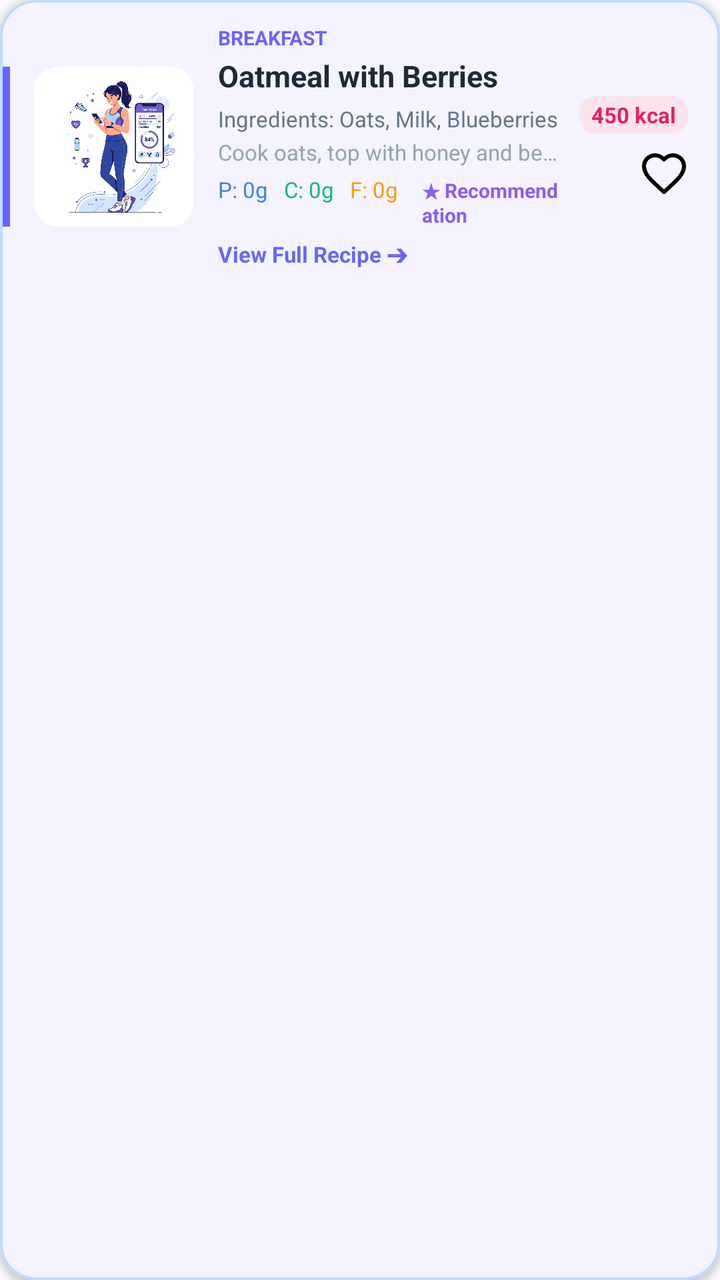
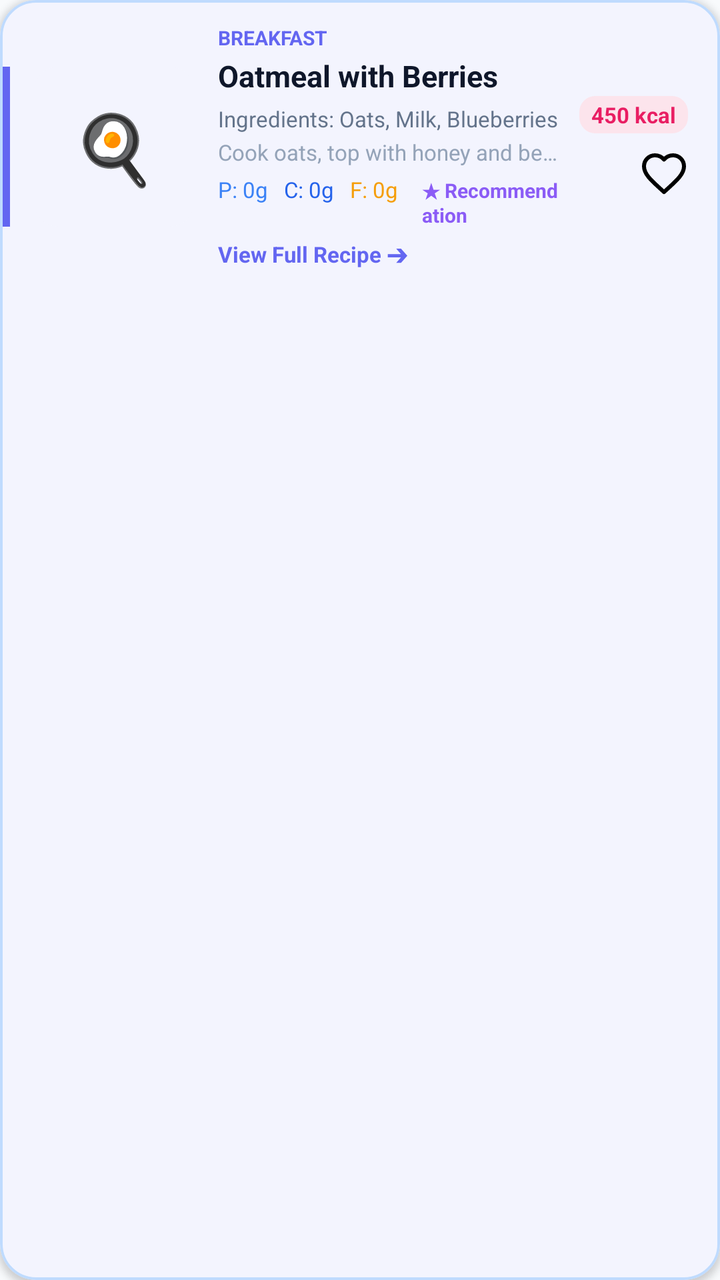

Before-and-after screenshots of an Android layout around one commit, followed by the original layout XML and the change that was made.
<!-- AndroidManifest.xml: application theme Theme.FitnessApp -->
<!-- res/layout/item_meal.xml -->
<?xml version="1.0" encoding="utf-8"?>
<com.google.android.material.card.MaterialCardView xmlns:android="http://schemas.android.com/apk/res/android"
    xmlns:app="http://schemas.android.com/apk/res-auto"
    android:layout_width="match_parent"
    android:layout_height="wrap_content"
    app:cardCornerRadius="18dp"
    app:cardElevation="2dp"
    app:strokeColor="#BFDBFE"
    app:strokeWidth="1.2dp"
    android:layout_marginHorizontal="12dp"
    android:layout_marginVertical="8dp"
    app:cardBackgroundColor="@color/white"
    android:clickable="true"
    android:focusable="true"
    android:foreground="?android:attr/selectableItemBackground">

    <LinearLayout
        android:layout_width="match_parent"
        android:layout_height="wrap_content"
        android:orientation="horizontal"
        android:gravity="center_vertical">

        
        <View
            android:id="@+id/vMealAccentStripe"
            android:layout_width="5dp"
            android:layout_height="80dp"
            android:background="@color/primary"
            android:layout_gravity="center_vertical" />

        
        <com.google.android.material.card.MaterialCardView
            android:layout_width="80dp"
            android:layout_height="80dp"
            android:layout_margin="12dp"
            app:cardCornerRadius="12dp"
            app:strokeWidth="0dp"
            app:cardElevation="0dp">
            <ImageView
                android:id="@+id/ivMealImage"
                android:layout_width="match_parent"
                android:layout_height="match_parent"
                android:scaleType="centerCrop"
                android:src="@drawable/onboarding_1" />
        </com.google.android.material.card.MaterialCardView>

        
        <LinearLayout
            android:layout_width="0dp"
            android:layout_height="wrap_content"
            android:layout_weight="1"
            android:orientation="vertical"
            android:layout_marginVertical="12dp">

            <TextView
                android:id="@+id/tvMealType"
                android:layout_width="wrap_content"
                android:layout_height="wrap_content"
                android:text="BREAKFAST"
                android:textColor="@color/primary"
                android:textSize="10sp"
                android:textStyle="bold" />

            <TextView
                android:id="@+id/tvMealName"
                android:layout_width="wrap_content"
                android:layout_height="wrap_content"
                android:text="Oatmeal with Berries"
                android:textColor="@color/black"
                android:textSize="15sp"
                android:textStyle="bold"
                android:layout_marginTop="2dp"
                android:maxLines="1"
                android:ellipsize="end" />

            <TextView
                android:id="@+id/tvMealIngredients"
                android:layout_width="wrap_content"
                android:layout_height="wrap_content"
                android:text="Ingredients: Oats, Milk, Blueberries"
                android:textColor="@color/gray"
                android:textSize="11sp"
                android:layout_marginTop="4dp"
                android:maxLines="1"
                android:ellipsize="end" />

            <TextView
                android:id="@+id/tvMealDesc"
                android:layout_width="wrap_content"
                android:layout_height="wrap_content"
                android:text="Cook oats, top with honey and berries."
                android:textColor="@color/light_gray"
                android:textSize="11sp"
                android:layout_marginTop="2dp"
                android:maxLines="1"
                android:ellipsize="end" />

            
            <LinearLayout
                android:layout_width="match_parent"
                android:layout_height="wrap_content"
                android:orientation="horizontal"
                android:layout_marginTop="4dp">

                <TextView
                    android:id="@+id/tvMealProt"
                    android:layout_width="wrap_content"
                    android:layout_height="wrap_content"
                    android:textColor="#3B82F6"
                    android:textSize="11sp"
                    android:text="P: 0g" />

                <TextView
                    android:id="@+id/tvMealCarbs"
                    android:layout_width="wrap_content"
                    android:layout_height="wrap_content"
                    android:layout_marginStart="8dp"
                    android:textColor="#10B981"
                    android:textSize="11sp"
                    android:text="C: 0g" />

                <TextView
                    android:id="@+id/tvMealFat"
                    android:layout_width="wrap_content"
                    android:layout_height="wrap_content"
                    android:layout_marginStart="8dp"
                    android:textColor="#F59E0B"
                    android:textSize="11sp"
                    android:text="F: 0g" />

                <TextView
                    android:id="@+id/tvMealAiRec"
                    android:layout_width="wrap_content"
                    android:layout_height="wrap_content"
                    android:layout_marginStart="12dp"
                    android:textColor="#8B5CF6"
                    android:textSize="10sp"
                    android:textStyle="bold"
                    android:text="★ Recommendation" />
            </LinearLayout>

            
            <TextView
                android:id="@+id/btnViewFullRecipe"
                android:layout_width="wrap_content"
                android:layout_height="wrap_content"
                android:layout_marginTop="6dp"
                android:text="View Full Recipe ➔"
                android:textColor="@color/primary"
                android:textSize="11sp"
                android:textStyle="bold" />


        </LinearLayout>

        
        <LinearLayout
            android:layout_width="wrap_content"
            android:layout_height="match_parent"
            android:orientation="vertical"
            android:gravity="end|center_vertical"
            android:layout_marginEnd="16dp"
            android:layout_marginStart="8dp">

            <TextView
                android:id="@+id/tvMealCalories"
                android:layout_width="wrap_content"
                android:layout_height="wrap_content"
                android:text="450 kcal"
                android:textColor="#E91E63"
                android:textSize="11sp"
                android:textStyle="bold"
                android:background="@drawable/bg_badge_calories"
                android:paddingHorizontal="6dp"
                android:paddingVertical="2dp"
                android:layout_gravity="end" />

            <FrameLayout
                android:layout_width="wrap_content"
                android:layout_height="wrap_content"
                android:layout_marginTop="8dp">

                <ImageView
                    android:id="@+id/ivMealFavorite"
                    android:layout_width="24dp"
                    android:layout_height="24dp"
                    android:src="@drawable/ic_heart_fav"
                    android:clickable="true"
                    android:focusable="true"
                    android:background="?android:attr/selectableItemBackgroundBorderless"
                    android:contentDescription="Favorite icon" />

                <ImageView
                    android:id="@+id/ivDeleteMeal"
                    android:layout_width="22dp"
                    android:layout_height="22dp"
                    android:src="@android:drawable/ic_menu_delete"
                    android:visibility="gone"
                    android:clickable="true"
                    android:focusable="true"
                    android:background="?android:attr/selectableItemBackgroundBorderless"
                    android:contentDescription="Delete logged food"
                    app:tint="#EF4444" />
            </FrameLayout>

        </LinearLayout>
    </LinearLayout>

</com.google.android.material.card.MaterialCardView>
<!-- resources referenced by this layout -->
<resources>
  <color name="black">#1E293B</color>
  <color name="gray">#64748B</color>
  <color name="light_gray">#94A3B8</color>
  <color name="primary">#6C63FF</color>
  <color name="white">#FFFFFF</color>
  <!-- drawable bg_badge_calories (drawable) -->
  <shape xmlns:android="http://schemas.android.com/apk/res/android"
      android:shape="rectangle">
      <solid android:color="#FCE4EC" />
      <corners android:radius="8dp" />
  </shape>
  <!-- drawable ic_heart_fav (drawable) -->
  <vector xmlns:android="http://schemas.android.com/apk/res/android"
      android:width="24dp"
      android:height="24dp"
      android:viewportWidth="24"
      android:viewportHeight="24">
    <path
        android:fillColor="#00000000"
        android:strokeColor="#FF000000"
        android:strokeWidth="2"
        android:strokeLineCap="round"
        android:strokeLineJoin="round"
        android:pathData="M12,21.35l-1.45,-1.32C5.4,15.36 2,12.28 2,8.5 2,5.42 4.42,3 7.5,3c1.74,0 3.41,0.81 4.5,2.09C13.09,3.81 14.76,3 16.5,3 19.58,3 22,5.42 22,8.5c0,3.78 -3.4,6.86 -8.55,11.54L12,21.35z"/>
  </vector>
  <!-- drawable onboarding_1: png bitmap (drawable, 358270 bytes) -->
  <style name="Theme.FitnessApp" parent="Theme.Material3.DayNight.NoActionBar">
          
          <item name="colorPrimary">@color/primary</item>
          <item name="colorPrimaryVariant">@color/primary_variant</item>
          <item name="colorSecondary">@color/secondary</item>
          <item name="android:statusBarColor">?attr/colorSurface</item>
          <item name="android:windowLightStatusBar">true</item>
          <item name="android:windowBackground">@color/background_color</item>
          <item name="colorSurface">@color/white</item>
          <item name="colorOnSurface">@color/black</item>
          <item name="colorOnBackground">@color/black</item>
      </style>
  <color name="primary_variant">#4CC9F0</color>
  <color name="secondary">#3B82F6</color>
  <color name="background_color">#F8FAFC</color>
</resources>

<!-- the commit's change to res/layout/item_meal.xml (unified diff, before → after) -->
@@ -36,12 +36,25 @@
             app:cardCornerRadius="12dp"
             app:strokeWidth="0dp"
             app:cardElevation="0dp">
-            <ImageView
-                android:id="@+id/ivMealImage"
+            <FrameLayout
                 android:layout_width="match_parent"
-                android:layout_height="match_parent"
-                android:scaleType="centerCrop"
-                android:src="@drawable/onboarding_1" />
+                android:layout_height="match_parent">
+                <ImageView
+                    android:id="@+id/ivMealImage"
+                    android:layout_width="match_parent"
+                    android:layout_height="match_parent"
+                    android:scaleType="centerCrop"
+                    android:visibility="gone" />
+                <TextView
+                    android:id="@+id/tvMealEmoji"
+                    android:layout_width="match_parent"
+                    android:layout_height="match_parent"
+                    android:gravity="center"
+                    android:textSize="34sp"
+                    android:textColor="@color/black"
+                    android:text="🍳"
+                    android:visibility="visible" />
+            </FrameLayout>
         </com.google.android.material.card.MaterialCardView>
 
         
@@ -115,7 +128,7 @@
                     android:layout_width="wrap_content"
                     android:layout_height="wrap_content"
                     android:layout_marginStart="8dp"
-                    android:textColor="#10B981"
+                    android:textColor="#2563EB"
                     android:textSize="11sp"
                     android:text="C: 0g" />
 
<!-- resource entries referenced after the edit -->
@@ -1,9 +1,9 @@
 <!-- resources referenced by this layout -->
 <resources>
-  <color name="black">#1E293B</color>
+  <color name="black">#0F172A</color>
   <color name="gray">#64748B</color>
   <color name="light_gray">#94A3B8</color>
-  <color name="primary">#6C63FF</color>
+  <color name="primary">#6366F1</color>
   <color name="white">#FFFFFF</color>
   <!-- drawable bg_badge_calories (drawable) -->
   <shape xmlns:android="http://schemas.android.com/apk/res/android"
@@ -25,7 +25,6 @@
         android:strokeLineJoin="round"
         android:pathData="M12,21.35l-1.45,-1.32C5.4,15.36 2,12.28 2,8.5 2,5.42 4.42,3 7.5,3c1.74,0 3.41,0.81 4.5,2.09C13.09,3.81 14.76,3 16.5,3 19.58,3 22,5.42 22,8.5c0,3.78 -3.4,6.86 -8.55,11.54L12,21.35z"/>
   </vector>
-  <!-- drawable onboarding_1: png bitmap (drawable, 358270 bytes) -->
   <style name="Theme.FitnessApp" parent="Theme.Material3.DayNight.NoActionBar">
           
           <item name="colorPrimary">@color/primary</item>
@@ -38,8 +37,8 @@
           <item name="colorOnSurface">@color/black</item>
           <item name="colorOnBackground">@color/black</item>
       </style>
-  <color name="primary_variant">#4CC9F0</color>
-  <color name="secondary">#3B82F6</color>
+  <color name="primary_variant">#4F46E5</color>
+  <color name="secondary">#38BDF8</color>
   <color name="background_color">#F8FAFC</color>
 </resources>
 
